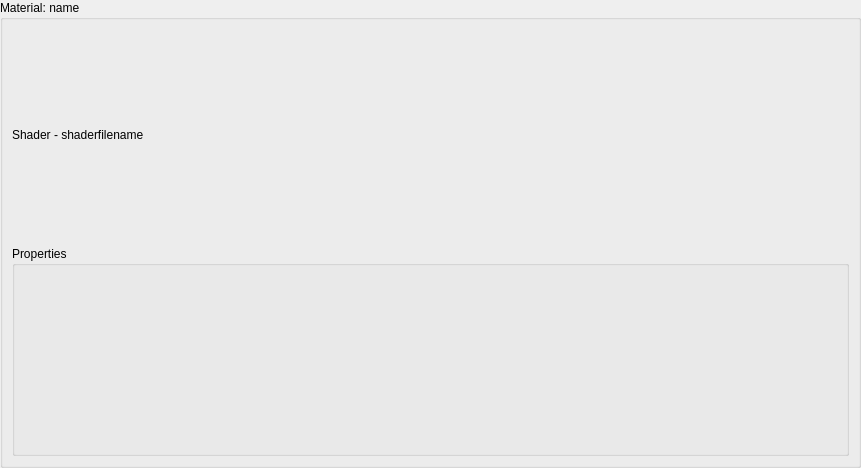
Above: Editor/Sources/PropertyViews/MaterialView.ui from maxon887/Cross before the change. Below: the same form after it.
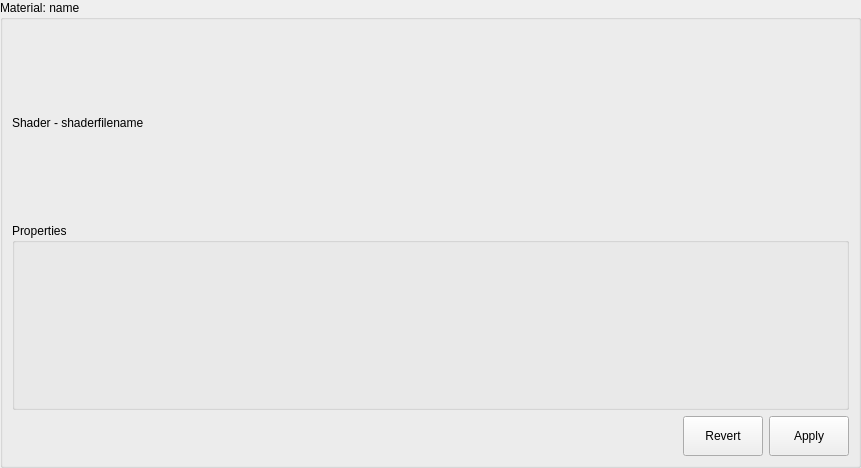
That is the form after the change. Custom widgets are drawn as their Qt base class.

Commit message: Material view impovements

```diff
--- a/Editor/Sources/PropertyViews/MaterialView.ui
+++ b/Editor/Sources/PropertyViews/MaterialView.ui
@@ -50,13 +50,58 @@
         <property name="title">
          <string>Properties</string>
         </property>
-        <layout class="QVBoxLayout" name="verticalLayout_3">
-         <item>
-          <widget class="QWidget" name="widget" native="true"/>
-         </item>
-        </layout>
+        <layout class="QVBoxLayout" name="verticalLayout_3"/>
        </widget>
       </item>
+      <item>
+       <layout class="QHBoxLayout" name="buttonsLayout">
+        <property name="leftMargin">
+         <number>0</number>
+        </property>
+        <item>
+         <spacer name="horizontalSpacer_3">
+          <property name="orientation">
+           <enum>Qt::Horizontal</enum>
+          </property>
+          <property name="sizeHint" stdset="0">
+           <size>
+            <width>40</width>
+            <height>20</height>
+           </size>
+          </property>
+         </spacer>
+        </item>
+        <item>
+         <widget class="QPushButton" name="revertBtn">
+          <property name="maximumSize">
+           <size>
+            <width>16777215</width>
+            <height>40</height>
+           </size>
+          </property>
+          <property name="text">
+           <string>Revert</string>
+          </property>
+          <property name="default">
+           <bool>false</bool>
+          </property>
+         </widget>
+        </item>
+        <item>
+         <widget class="QPushButton" name="applyBtn">
+          <property name="maximumSize">
+           <size>
+            <width>16777215</width>
+            <height>40</height>
+           </size>
+          </property>
+          <property name="text">
+           <string>Apply</string>
+          </property>
+         </widget>
+        </item>
+       </layout>
+      </item>
      </layout>
     </widget>
    </item>
```
The commit also changes 11 other files.
